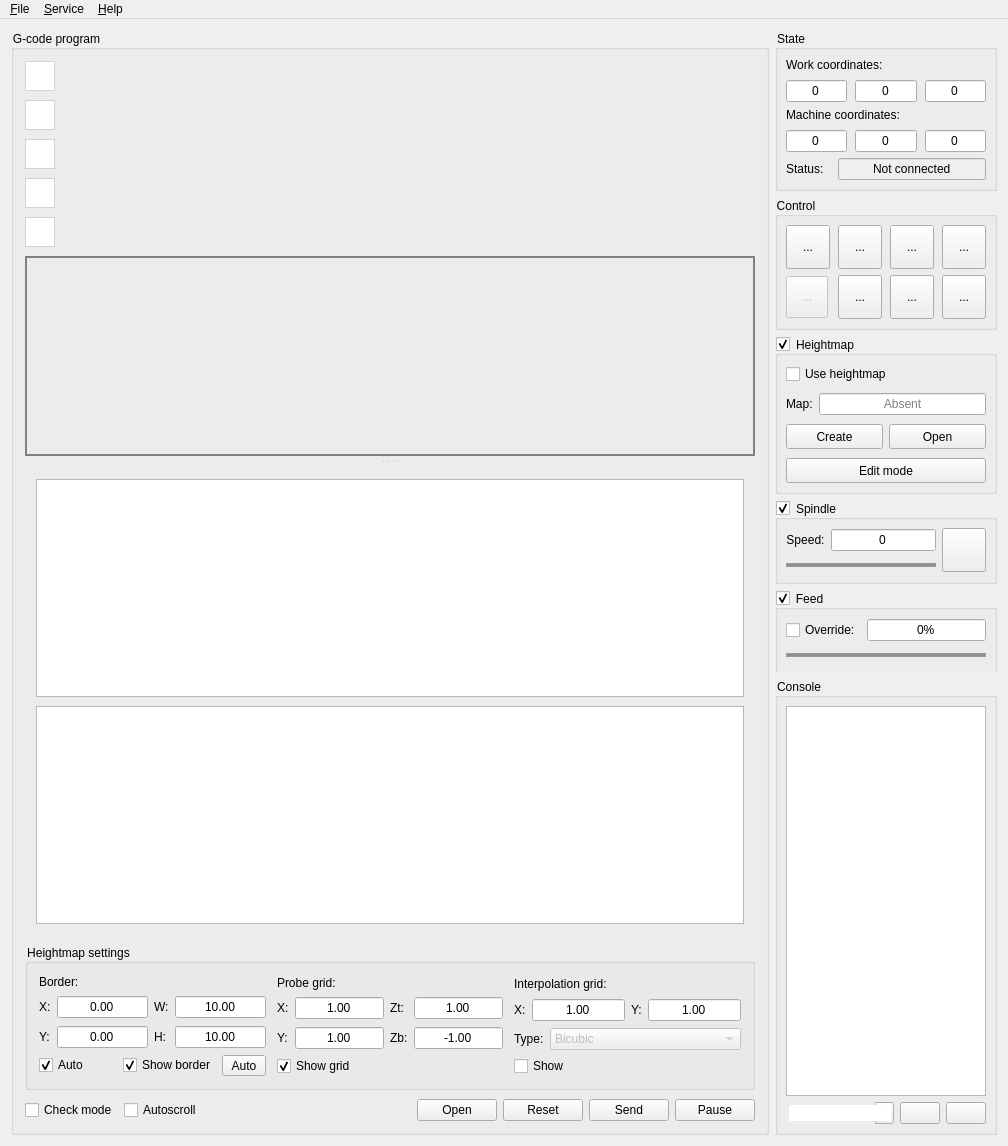
Above: frmmain.ui from Denvi/Candle before the change. Below: the same form after it.
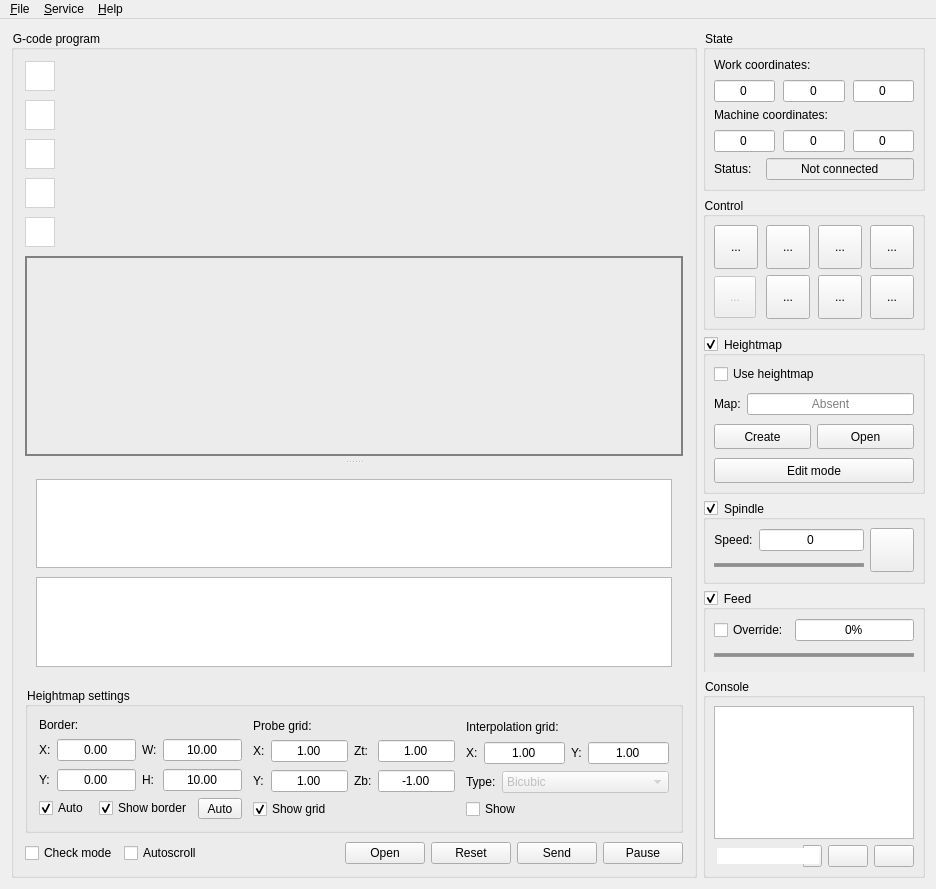
That is the form after the change. Icons and pictures are not drawn. Custom widgets are drawn as their Qt base class.

Commit message:
Status query interval on check mode fixed.
G-code program modification fix.

```diff
--- a/frmmain.ui
+++ b/frmmain.ui
@@ -6,8 +6,8 @@
    <rect>
     <x>0</x>
     <y>0</y>
-    <width>1008</width>
-    <height>1146</height>
+    <width>936</width>
+    <height>889</height>
    </rect>
   </property>
   <property name="palette">
@@ -1573,8 +1573,8 @@
           <rect>
            <x>0</x>
            <y>0</y>
-           <width>225</width>
-           <height>611</height>
+           <width>232</width>
+           <height>661</height>
           </rect>
          </property>
          <property name="sizePolicy">
@@ -2590,8 +2590,8 @@
     <rect>
      <x>0</x>
      <y>0</y>
-     <width>1008</width>
-     <height>21</height>
+     <width>936</width>
+     <height>26</height>
     </rect>
    </property>
    <widget class="QMenu" name="mnuFile">
```
The commit also changes 2 other files.
